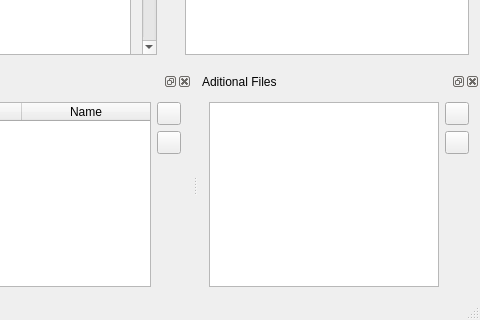
The window that ui/mainwindow.ui (huseyinkozan/PiSiDo) describes before a commit, drawn with Qt 5; both pictures show x 561 to 1041 and y 465 to 785 of the 1041 by 785 pixel window.
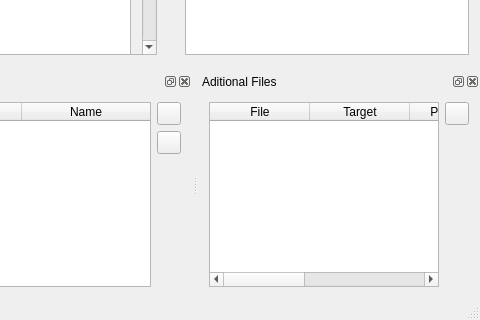
The same window after the commit. Icons and pictures are not drawn. Custom widgets are drawn as their Qt base class.

Commit message:
Aditional Files window is working.
new file:   cpp/aditionalfiledialog.cpp
	new file:   h/aditionalfiledialog.h
	new file:   ui/aditionalfiledialog.ui

	modified:   TODO
	modified:   YAPILACAKLAR
	modified:   cpp/aditionalfiledialog.cpp
	modified:   cpp/mainwindow.cpp
	modified:   h/aditionalfiledialog.h
	modified:   h/mainwindow.h
	modified:   h/pisispbase.h
	modified:   pisido.pro
	modified:   ui/aditionalfiledialog.ui
	modified:   ui/mainwindow.ui

Diff of the .ui file:
```diff
--- a/ui/mainwindow.ui
+++ b/ui/mainwindow.ui
@@ -970,11 +970,57 @@
    </attribute>
    <widget class="QWidget" name="dw_aditional_files_content">
     <layout class="QGridLayout" name="gridLayout_9">
-     <item row="0" column="0" rowspan="3">
-      <widget class="QListWidget" name="listW_aditional_files">
+     <item row="0" column="0" rowspan="2">
+      <widget class="QTableWidget" name="tableW_aditional_files">
+       <property name="alternatingRowColors">
+        <bool>true</bool>
+       </property>
+       <property name="selectionMode">
+        <enum>QAbstractItemView::SingleSelection</enum>
+       </property>
        <property name="selectionBehavior">
         <enum>QAbstractItemView::SelectRows</enum>
        </property>
+       <property name="textElideMode">
+        <enum>Qt::ElideMiddle</enum>
+       </property>
+       <property name="wordWrap">
+        <bool>false</bool>
+       </property>
+       <property name="cornerButtonEnabled">
+        <bool>false</bool>
+       </property>
+       <attribute name="horizontalHeaderStretchLastSection">
+        <bool>true</bool>
+       </attribute>
+       <attribute name="verticalHeaderVisible">
+        <bool>false</bool>
+       </attribute>
+       <column>
+        <property name="text">
+         <string>File</string>
+        </property>
+       </column>
+       <column>
+        <property name="text">
+         <string>Target</string>
+        </property>
+       </column>
+       <column>
+        <property name="text">
+         <string>Permission</string>
+        </property>
+       </column>
+       <column>
+        <property name="text">
+         <string>Owner</string>
+        </property>
+       </column>
+       <column>
+        <property name="text">
+         <string>Group</string>
+        </property>
+       </column>
       </widget>
      </item>
      <item row="0" column="1">
@@ -988,17 +1034,6 @@
        </property>
       </widget>
      </item>
-     <item row="1" column="1">
-      <widget class="QToolButton" name="toolButton_4">
-       <property name="text">
-        <string/>
-       </property>
-       <property name="icon">
-        <iconset resource="pisido.qrc">
-         <normaloff>:/images/delete.png</normaloff>:/images/delete.png</iconset>
-       </property>
-      </widget>
-     </item>
     </layout>
    </widget>
   </widget>
```
Left out of the diff: 24 changed lines with no effect on the pictures. The commit also changes 9 other files.
